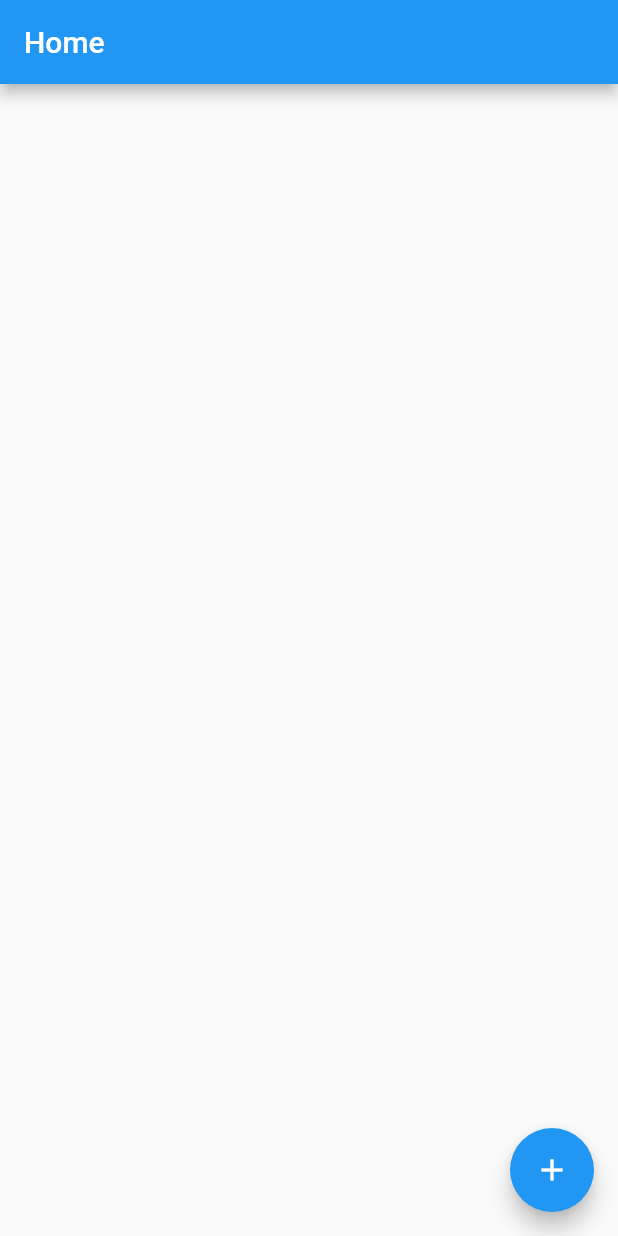
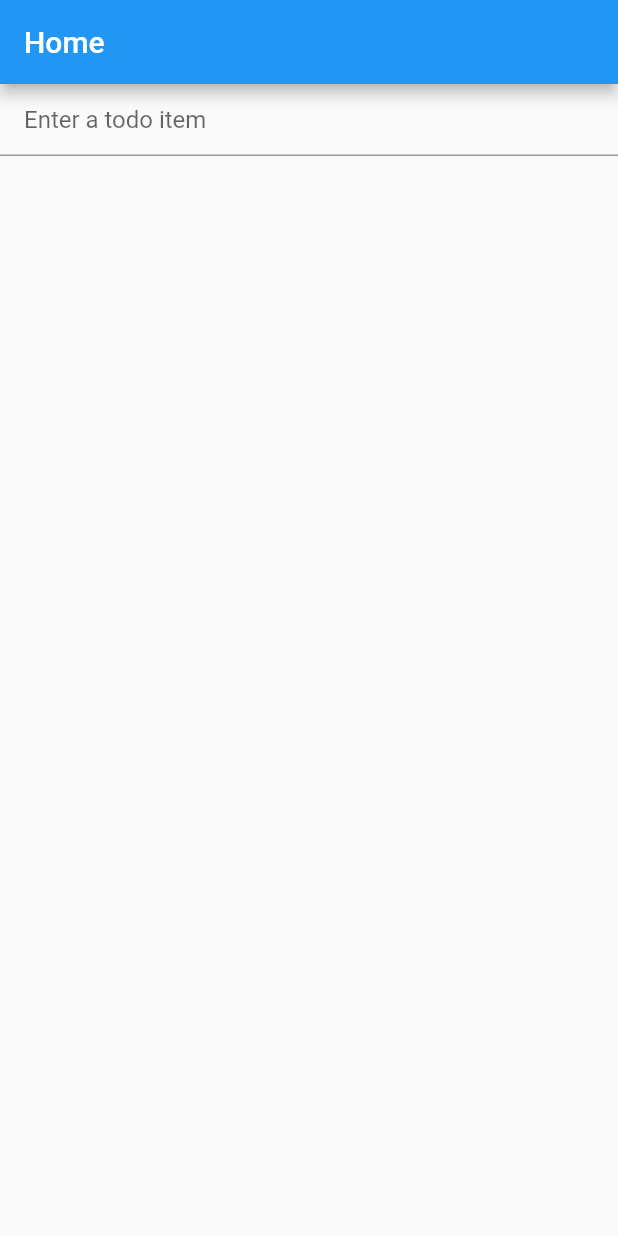
Before and after one commit to Baseflow/flutter_state_management_demo, a Flutter app: the screen it shows after launch, on a phone screen of 412 x 824 dp. Run offline on Flutter 3.47's test engine with Material 2 defaults, Android fonts, the phone set to English and light mode, and no system bars.

Commit message:
Implemented add and delete todo items

```diff
--- a/lib/home_page.dart
+++ b/lib/home_page.dart
@@ -9,6 +9,15 @@ class HomePage extends StatefulWidget {
 
 class _HomePageState extends State<HomePage> {
   final List<String> _todoItems = [];
+  final _textEditingController = TextEditingController();
+  final _focusNode = FocusNode();
+
+  @override
+  void dispose() {
+    _textEditingController.dispose();
+    _focusNode.dispose();
+    super.dispose();
+  }
 
   @override
   Widget build(BuildContext context) {
@@ -16,23 +25,49 @@ class _HomePageState extends State<HomePage> {
       appBar: AppBar(
         title: const Text('Home'),
       ),
-      body: ListView.builder(
+      body: SafeArea(
+        child: Column(
+          children: [
+            TextField(
+              textInputAction: TextInputAction.done,
+              controller: _textEditingController,
+              focusNode: _focusNode,
+              decoration: const InputDecoration(
+                contentPadding: EdgeInsets.symmetric(
+                  horizontal: 16,
+                  vertical: 8,
+                ),
+                hintText: 'Enter a todo item',
+              ),
+              onSubmitted: (value) {
+                setState(() {
+                  _todoItems.add(value);
+                });
+                _textEditingController.clear();
+                _focusNode.requestFocus();
+              },
+            ),
+            Expanded(
+              child: ListView.builder(
                 itemCount: _todoItems.length,
                 itemBuilder: (BuildContext context, int index) {
                   final todo = _todoItems[index];
                   return ListTile(
                     title: Text(todo),
+                    trailing: IconButton(
+                      icon: const Icon(Icons.delete),
+                      onPressed: () {
+                        setState(() {
+                          _todoItems.removeAt(index);
+                        });
+                      },
+                    ),
                   );
                 },
               ),
-      floatingActionButton: FloatingActionButton(
-        onPressed: () {
-          setState(() {
-            _todoItems.add('Item ${_todoItems.length + 1}');
-          });
-        },
-        tooltip: 'Add Todo',
-        child: const Icon(Icons.add),
+            ),
+          ],
+        ),
       ),
     );
   }
```
Lines whose indentation alone changed are shown as unchanged.
